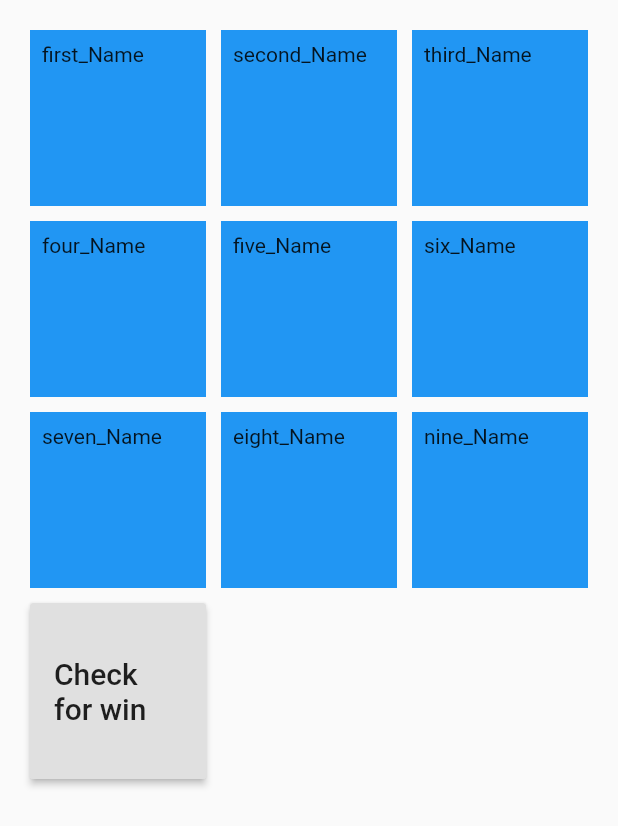
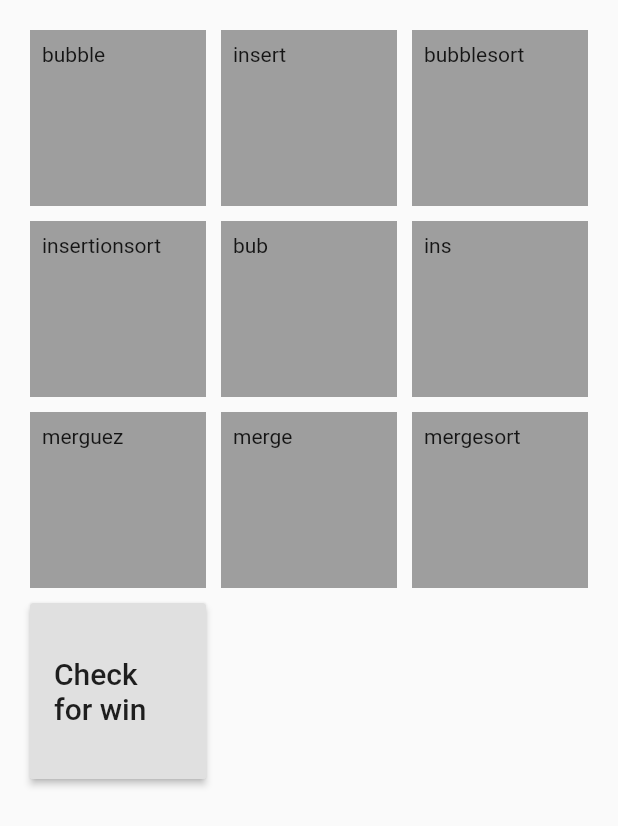
Before and after one commit to gurdipsingh/Color-Cards-Classroom, a Flutter app: the Game widget shown alone on an empty page, opened directly, after a tap on "Check for win", on a phone screen of 412 x 824 dp. Shown: the top 826 px of the screen. Run offline on Flutter 3.47's test engine with Material 2 defaults, Android fonts, the phone set to English and light mode, and no system bars.

Commit message:
Verify if Colors are same

```diff
--- a/lib/constants.dart
+++ b/lib/constants.dart
@@ -4,7 +4,7 @@ const primaryColor = Color(0xFF0C9869);
 const secondaryColor= Color.fromARGB(255, 15, 196, 136);
 const contentColor = Colors.white;
 
-const firstGameColor = Colors.blue; // Color(0xff2196f3)
+const firstGameColor = Colors.grey; // Color(0xff2196f3)
 const secondGameColor = Colors.red; // Color(0xfff44336)
 const thirdGameColor = Colors.yellow; //Color(0xffffeb3b)
 const fourthGameColor = Colors.green; // Color(0xff4caf50)
--- a/lib/screens/game.dart
+++ b/lib/screens/game.dart
@@ -1,6 +1,9 @@
 import 'package:e_learning/components/indexCard.dart';
 import 'package:e_learning/components/indexCardWidget.dart';
 import 'package:flutter/material.dart';
+
+import '../components/indexCard.dart';
+import '../constants.dart';
 
 class Game extends StatefulWidget {
   @override
@@ -9,15 +12,15 @@ class Game extends StatefulWidget {
 
 class _GameState extends State<Game> {
   static List<IndexCard> indexCardList = [
-    IndexCard(1, 'first_Name', 'first_Info', 'first_Label', null),
-    IndexCard(2, 'second_Name', 'second_Info', 'second_Label', null),
-    IndexCard(3, 'third_Name', 'third_Info', 'third_Label', null),
-    IndexCard(4, 'four_Name', 'four_Info', 'four_Label', null),
-    IndexCard(5, 'five_Name', 'five_Info', 'first_Label', null),
-    IndexCard(6, 'six_Name', 'six_Info', 'second_Label', null),
-    IndexCard(7, 'seven_Name', 'seven_Info', 'third_Label', null),
-    IndexCard(8, 'eight_Name', 'eight_Info', 'four_Label', null),
-    IndexCard(9, 'nine_Name', 'nine_Info', 'four_Label', null),
+    IndexCard(1, 'bubble', 'first_Info', 'bubbleSort', firstGameColor),
+    IndexCard(2, 'insert', 'second_Info', 'insertionSort', firstGameColor),
+    IndexCard(3, 'bubblesort', 'third_Info', 'bubbleSort', firstGameColor),
+    IndexCard(4, 'insertionsort', 'four_Info', 'insertionSort', firstGameColor),
+    IndexCard(5, 'bub', 'five_Info', 'bubbleSort', firstGameColor),
+    IndexCard(6, 'ins', 'six_Info', 'insertionSort', firstGameColor),
+    IndexCard(7, 'merguez', 'seven_Info', 'mergeSort', firstGameColor),
+    IndexCard(8, 'merge', 'eight_Info', 'mergeSort', firstGameColor),
+    IndexCard(9, 'mergesort', 'nine_Info', 'mergeSort', firstGameColor),
   ];
 
   static List<Widget> createIndexCardWidgetList(List<IndexCard> indexList) {
@@ -40,16 +43,26 @@ class _GameState extends State<Game> {
       createIndexCardWidgetList(indexCardList);
 
   static void winAlgo() {
-    for (IndexCard indexCard in indexCardList) {
-      IndexCard currentIndexCard = indexCard;
-      for (IndexCard nextIndexCard in indexCardList) {
-        if (currentIndexCard.id != nextIndexCard.id &&
-            currentIndexCard.stateOfColor == nextIndexCard.stateOfColor &&
-            currentIndexCard.label == nextIndexCard.label) {
-          print(currentIndexCard.toString() + "== ### WIN ### ==" + nextIndexCard.toString());
-        }
+    List<IndexCard> sortedList = indexCardList;
+    sortedList
+        .sort((a, b) => a.label.toLowerCase().compareTo(b.label.toLowerCase()));
+    List<IndexCard> solutionOne = sortedList.sublist(0, 3);
+    List<IndexCard> solutionTwo = sortedList.sublist(3, 6);
+    List<IndexCard> solutionThree = sortedList.sublist(6);
+
+    print(checkIfColorsAreSame(solutionOne) &&
+        checkIfColorsAreSame(solutionTwo) &&
+        checkIfColorsAreSame(solutionThree));
+  }
+
+  static checkIfColorsAreSame(List<IndexCard> list) {
+    for (IndexCard indexCard in list) {
+      if (!(indexCard.stateOfColor.toString() ==
+          list[0].stateOfColor.toString())) {
+        return false;
       }
     }
+    return true;
   }
 
   @override
```
